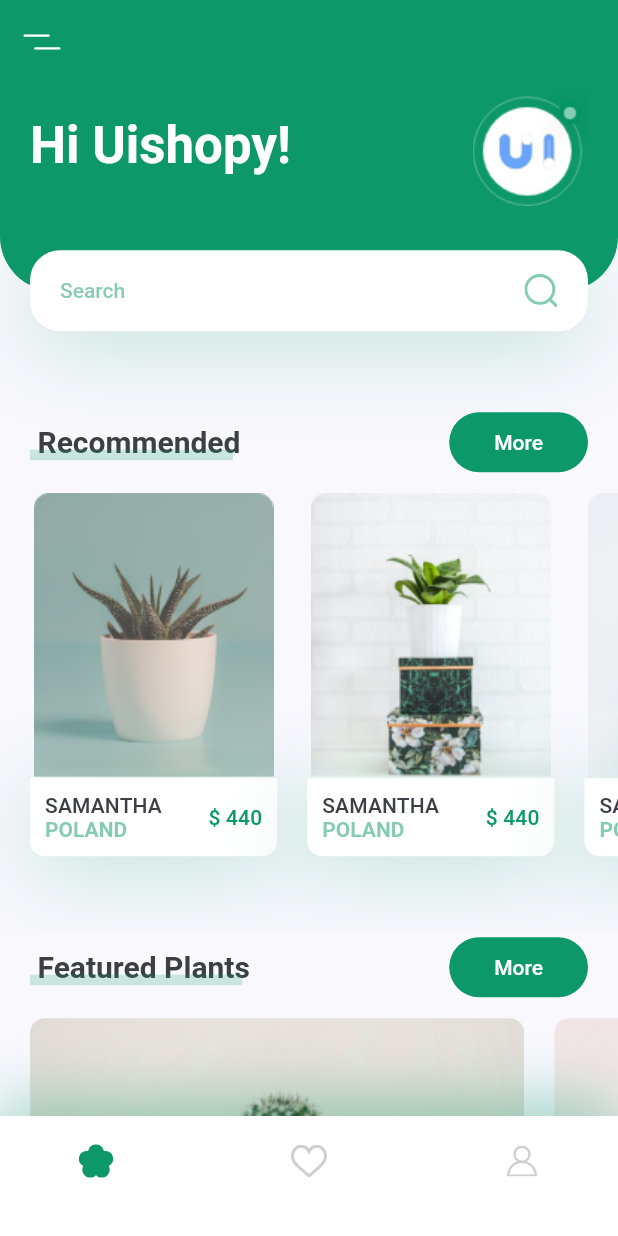
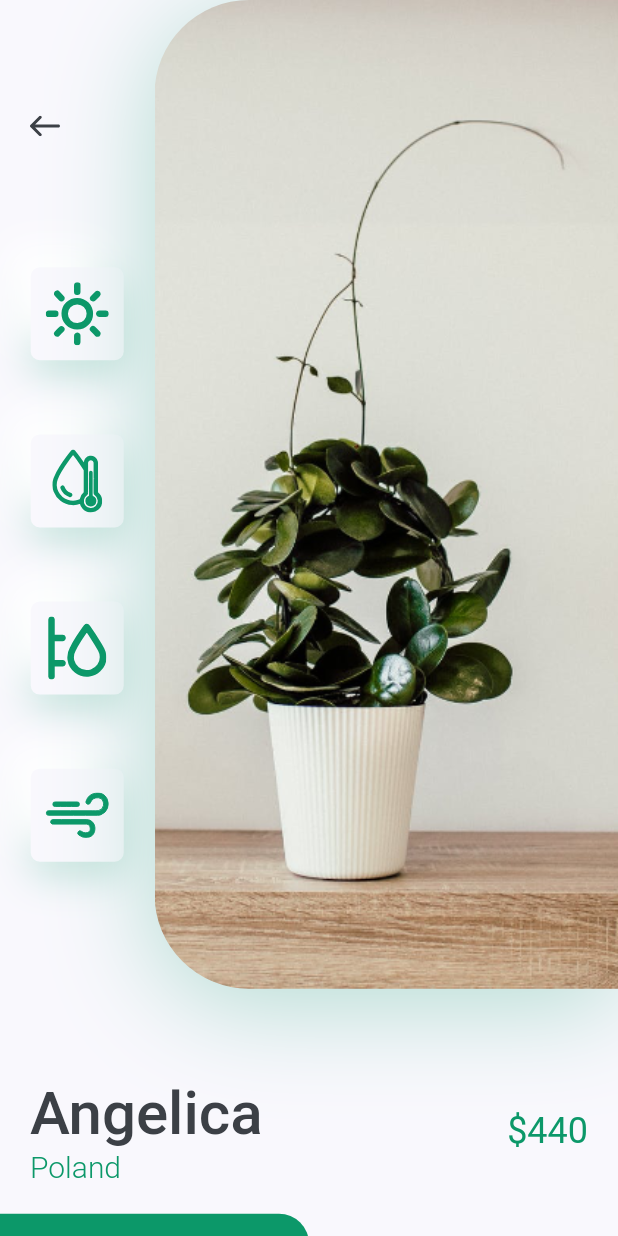
Before and after one commit to rhromets/ui_plant_app, a Flutter app: the screen it shows after launch, after a tap on an icon or button, on a phone screen of 412 x 824 dp. Run offline on Flutter 3.47's test engine with Material 2 defaults, Android fonts, the phone set to English and light mode, and no system bars; our stand-ins replace flutter_svg.

Commit message:
Add: Details screen UI

```diff
--- /dev/null
+++ b/lib/screens/details_screen/details_screen.dart
@@ -0,0 +1,13 @@
+import 'package:flutter/material.dart';
+import 'package:ui_plant_app/screens/details_screen/widgets/body.dart';
+
+class DetailsScreen extends StatelessWidget {
+  const DetailsScreen({Key? key}) : super(key: key);
+
+  @override
+  Widget build(BuildContext context) {
+    return const Scaffold(
+      body: Body(),
+    );
+  }
+}
--- /dev/null
+++ b/lib/screens/details_screen/widgets/body.dart
@@ -0,0 +1,26 @@
+import 'package:flutter/material.dart';
+import 'package:ui_plant_app/constants.dart';
+
+import 'buy_and_descr_btns.dart';
+import 'image_and_icon_card.dart';
+import 'title_and_price.dart';
+
+class Body extends StatelessWidget {
+  const Body({Key? key}) : super(key: key);
+
+  @override
+  Widget build(BuildContext context) {
+    Size size = MediaQuery.sizeOf(context);
+    return SingleChildScrollView(
+      physics: const BouncingScrollPhysics(),
+      child: Column(
+        children: [
+          ImageAndIconCard(size: size),
+          const TitleAndPrice(title: 'Angelica', country: 'Poland', price: 440),
+          const SizedBox(height: kDefaultPadding),
+          BuyAndDescrBtns(size: size),
+        ],
+      ),
+    );
+  }
+}
--- /dev/null
+++ b/lib/screens/details_screen/widgets/buy_and_descr_btns.dart
@@ -0,0 +1,51 @@
+import 'package:flutter/material.dart';
+import 'package:ui_plant_app/constants.dart';
+
+class BuyAndDescrBtns extends StatelessWidget {
+  const BuyAndDescrBtns({
+    super.key,
+    required this.size,
+  });
+
+  final Size size;
+
+  @override
+  Widget build(BuildContext context) {
+    return Row(
+      children: [
+        SizedBox(
+          height: 84,
+          width: size.width / 2,
+          child: TextButton(
+            style: const ButtonStyle(
+                backgroundColor: MaterialStatePropertyAll(kPrimaryColor),
+                shape: MaterialStatePropertyAll(
+                  RoundedRectangleBorder(
+                    borderRadius: BorderRadius.only(
+                      topRight: Radius.circular(20),
+                    ),
+                  ),
+                )),
+            onPressed: () {},
+            child: const Text(
+              'Buy Now',
+              style: TextStyle(
+                color: Colors.white,
+                fontSize: 16,
+              ),
+            ),
+          ),
+        ),
+        Expanded(
+          child: TextButton(
+            onPressed: () {},
+            child: const Text(
+              'Description',
+              style: TextStyle(fontSize: 16),
+            ),
+          ),
+        ),
+      ],
+    );
+  }
+}
--- /dev/null
+++ b/lib/screens/details_screen/widgets/icon_card.dart
@@ -0,0 +1,39 @@
+import 'package:flutter/material.dart';
+import 'package:flutter_svg/svg.dart';
+import 'package:ui_plant_app/constants.dart';
+
+class IconCard extends StatelessWidget {
+  const IconCard({
+    super.key,
+    required this.icon,
+  });
+
+  final String icon;
+
+  @override
+  Widget build(BuildContext context) {
+    Size size = MediaQuery.sizeOf(context);
+    return Container(
+      margin: EdgeInsets.symmetric(vertical: size.height * 0.03),
+      padding: const EdgeInsets.all(kDefaultPadding / 2),
+      height: 62,
+      width: 62,
+      decoration: BoxDecoration(
+          color: kBackgroundColor,
+          borderRadius: BorderRadius.circular(6),
+          boxShadow: [
+            BoxShadow(
+              offset: const Offset(0, 10),
+              blurRadius: 22,
+              color: kPrimaryColor.withOpacity(0.22),
+            ),
+            const BoxShadow(
+              offset: Offset(-15, -15),
+              blurRadius: 20,
+              color: Colors.white,
+            ),
+          ]),
+      child: SvgPicture.asset(icon),
+    );
+  }
+}
--- /dev/null
+++ b/lib/screens/details_screen/widgets/image_and_icon_card.dart
@@ -0,0 +1,76 @@
+import 'package:flutter/material.dart';
+import 'package:flutter_svg/svg.dart';
+import 'package:ui_plant_app/constants.dart';
+
+import 'icon_card.dart';
+
+class ImageAndIconCard extends StatelessWidget {
+  const ImageAndIconCard({
+    super.key,
+    required this.size,
+  });
+
+  final Size size;
+
+  @override
+  Widget build(BuildContext context) {
+    return Padding(
+      padding: const EdgeInsets.only(bottom: kDefaultPadding * 3),
+      child: SizedBox(
+        height: size.height * 0.8,
+        child: Row(
+          children: [
+            Expanded(
+              child: Padding(
+                padding:
+                const EdgeInsets.symmetric(vertical: kDefaultPadding * 3),
+                child: Column(
+                  children: [
+                    Align(
+                      alignment: Alignment.topLeft,
+                      child: IconButton(
+                        padding: const EdgeInsets.symmetric(
+                            horizontal: kDefaultPadding),
+                        onPressed: () {
+                          Navigator.pop(context);
+                        },
+                        icon: SvgPicture.asset('assets/icons/back_arrow.svg'),
+                      ),
+                    ),
+                    const Spacer(),
+                    const IconCard(icon: 'assets/icons/sun.svg'),
+                    const IconCard(icon: 'assets/icons/icon_2.svg'),
+                    const IconCard(icon: 'assets/icons/icon_3.svg'),
+                    const IconCard(icon: 'assets/icons/icon_4.svg'),
+                  ],
+                ),
+              ),
+            ),
+            Container(
+              height: size.height * 0.8,
+              width: size.width * 0.75,
+              decoration: BoxDecoration(
+                borderRadius: const BorderRadius.only(
+                  bottomLeft: Radius.circular(63.0),
+                  topLeft: Radius.circular(63.0),
+                ),
+                boxShadow: [
+                  BoxShadow(
+                    offset: const Offset(0, 10),
+                    blurRadius: 60,
+                    color: kPrimaryColor.withOpacity(0.3),
+                  ),
+                ],
+                image: const DecorationImage(
+                  alignment: Alignment.centerLeft,
+                  fit: BoxFit.cover,
+                  image: AssetImage('assets/images/img.png'),
+                ),
+              ),
+            ),
+          ],
+        ),
+      ),
+    );
+  }
+}
--- /dev/null
+++ b/lib/screens/details_screen/widgets/title_and_price.dart
@@ -0,0 +1,54 @@
+import 'package:flutter/material.dart';
+import 'package:ui_plant_app/constants.dart';
+
+class TitleAndPrice extends StatelessWidget {
+  const TitleAndPrice({
+    super.key,
+    required this.title,
+    required this.country,
+    required this.price,
+  });
+
+  final String title, country;
+  final int price;
+
+  @override
+  Widget build(BuildContext context) {
+    return Padding(
+      padding: const EdgeInsets.symmetric(horizontal: kDefaultPadding),
+      child: Row(
+        children: [
+          RichText(
+            text: TextSpan(
+              children: [
+                TextSpan(
+                  text: '$title\n',
+                  style: Theme.of(context).textTheme.headlineLarge!.copyWith(
+                    color: kTextColor,
+                    fontWeight: FontWeight.w500,
+                  ),
+                ),
+                TextSpan(
+                  text: country,
+                  style: const TextStyle(
+                    fontSize: 20,
+                    color: kPrimaryColor,
+                    fontWeight: FontWeight.w300,
+                  ),
+                ),
+              ],
+            ),
+          ),
+          const Spacer(),
+          Text(
+            '\$$price',
+            style: Theme.of(context)
+                .textTheme
+                .headlineSmall!
+                .copyWith(color: kPrimaryColor),
+          ),
+        ],
+      ),
+    );
+  }
+}
--- a/lib/screens/home_screen/widgets/recommends_plants.dart
+++ b/lib/screens/home_screen/widgets/recommends_plants.dart
@@ -1,6 +1,6 @@
-
 import 'package:flutter/material.dart';
 import 'package:ui_plant_app/constants.dart';
+import 'package:ui_plant_app/screens/screens.dart';
 
 class RecommendsPlants extends StatelessWidget {
   const RecommendsPlants({
@@ -19,21 +19,42 @@ class RecommendsPlants extends StatelessWidget {
             title: 'Samantha',
             country: 'Poland',
             price: 440,
-            press: (){ debugPrint('RecommendPlantCard');},
+            press: () {
+              Navigator.push(
+                context,
+                MaterialPageRoute(
+                  builder: (context) => const DetailsScreen(),
+                ),
+              );
+            },
           ),
           RecommendPlantCard(
             image: 'assets/images/image_2.png',
-            title: 'Samantha',
+            title: 'Angelica',
             country: 'Poland',
-            price: 440,
-            press: (){ debugPrint('RecommendPlantCard');},
+            price: 460,
+            press: () {
+              Navigator.push(
+                context,
+                MaterialPageRoute(
+                  builder: (context) => const DetailsScreen(),
+                ),
+              );
+            },
           ),
           RecommendPlantCard(
             image: 'assets/images/image_3.png',
-            title: 'Samantha',
+            title: 'Susanna',
             country: 'Poland',
-            price: 440,
-            press: (){ debugPrint('RecommendPlantCard');},
+            price: 400,
+            press: () {
+              Navigator.push(
+                context,
+                MaterialPageRoute(
+                  builder: (context) => const DetailsScreen(),
+                ),
+              );
+            },
           ),
         ],
       ),
@@ -108,8 +129,8 @@ class RecommendPlantCard extends StatelessWidget {
                   Text(
                     '\$ $price',
                     style: Theme.of(context).textTheme.titleSmall!.copyWith(
-                      color: kPrimaryColor,
-                    ),
+                          color: kPrimaryColor,
+                        ),
                   )
                 ],
               ),
--- a/lib/screens/screens.dart
+++ b/lib/screens/screens.dart
@@ -1 +1,2 @@
 export 'home_screen/home_screen.dart';
+export 'details_screen/details_screen.dart';
```
